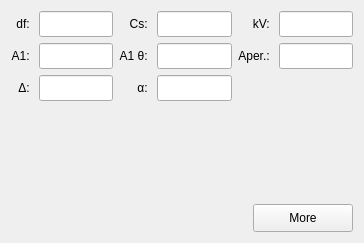
Old version of the form src/gui/frames/aberrationframe.ui in the repository JJPPeters/clTEM.
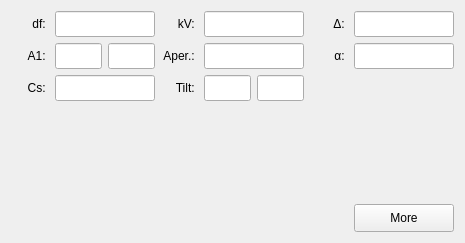
New version of the form. Custom widgets are drawn as their Qt base class.

Commit message: Added beam tilt and aperture smoothing to ui

Patch:
```diff
--- a/src/gui/frames/aberrationframe.ui
+++ b/src/gui/frames/aberrationframe.ui
@@ -6,33 +6,20 @@
    <rect>
     <x>0</x>
     <y>0</y>
-    <width>364</width>
+    <width>465</width>
     <height>243</height>
    </rect>
   </property>
+  <property name="minimumSize">
+   <size>
+    <width>0</width>
+    <height>0</height>
+   </size>
+  </property>
   <property name="windowTitle">
    <string>Form</string>
   </property>
   <layout class="QGridLayout" name="gridLayout">
-   <item row="0" column="5">
-    <widget class="EditUnitsBox" name="edtVoltage">
-     <property name="minimumSize">
-      <size>
-       <width>0</width>
-       <height>26</height>
-      </size>
-     </property>
-     <property name="maximumSize">
-      <size>
-       <width>100</width>
-       <height>16777215</height>
-      </size>
-     </property>
-     <property name="text">
-      <string/>
-     </property>
-    </widget>
-   </item>
    <item row="0" column="0">
     <widget class="QLabel" name="label_1">
      <property name="text">
@@ -43,94 +30,20 @@
      </property>
     </widget>
    </item>
-   <item row="0" column="1">
-    <widget class="EditUnitsBox" name="edtDefocus">
-     <property name="minimumSize">
-      <size>
-       <width>0</width>
-       <height>26</height>
-      </size>
+   <item row="3" column="4">
+    <spacer name="verticalSpacer">
+     <property name="orientation">
+      <enum>Qt::Vertical</enum>
      </property>
-     <property name="maximumSize">
+     <property name="sizeHint" stdset="0">
       <size>
-       <width>100</width>
-       <height>16777215</height>
-      </size>
-     </property>
-     <property name="text">
-      <string/>
-     </property>
-    </widget>
-   </item>
-   <item row="0" column="2">
-    <widget class="QLabel" name="label_4">
-     <property name="text">
-      <string>Cs: </string>
-     </property>
-     <property name="alignment">
-      <set>Qt::AlignRight|Qt::AlignTrailing|Qt::AlignVCenter</set>
-     </property>
-    </widget>
-   </item>
-   <item row="0" column="3">
-    <widget class="EditUnitsBox" name="edtSphere">
-     <property name="minimumSize">
-      <size>
        <width>0</width>
-       <height>26</height>
+       <height>0</height>
       </size>
      </property>
-     <property name="maximumSize">
-      <size>
-       <width>100</width>
-       <height>16777215</height>
-      </size>
-     </property>
-     <property name="text">
-      <string/>
-     </property>
-    </widget>
+    </spacer>
    </item>
-   <item row="0" column="4">
-    <widget class="QLabel" name="label_8">
-     <property name="text">
-      <string>kV: </string>
-     </property>
-     <property name="alignment">
-      <set>Qt::AlignRight|Qt::AlignTrailing|Qt::AlignVCenter</set>
-     </property>
-    </widget>
-   </item>
-   <item row="2" column="3">
-    <widget class="EditUnitsBox" name="edtConverge">
-     <property name="minimumSize">
-      <size>
-       <width>0</width>
-       <height>26</height>
-      </size>
-     </property>
-     <property name="maximumSize">
-      <size>
-       <width>100</width>
-       <height>16777215</height>
-      </size>
-     </property>
-     <property name="text">
-      <string/>
-     </property>
-    </widget>
-   </item>
-   <item row="1" column="2">
-    <widget class="QLabel" name="label_5">
-     <property name="text">
-      <string>A1 θ: </string>
-     </property>
-     <property name="alignment">
-      <set>Qt::AlignRight|Qt::AlignTrailing|Qt::AlignVCenter</set>
-     </property>
-    </widget>
-   </item>
-   <item row="4" column="0" colspan="6">
+   <item row="4" column="0" colspan="8">
     <layout class="QHBoxLayout" name="horizontalLayout">
      <item>
       <spacer name="hSpacer">
@@ -166,16 +79,6 @@
      </item>
     </layout>
    </item>
-   <item row="2" column="2">
-    <widget class="QLabel" name="label_6">
-     <property name="text">
-      <string>α: </string>
-     </property>
-     <property name="alignment">
-      <set>Qt::AlignRight|Qt::AlignTrailing|Qt::AlignVCenter</set>
-     </property>
-    </widget>
-   </item>
    <item row="1" column="0">
     <widget class="QLabel" name="label_2">
      <property name="text">
@@ -186,27 +89,14 @@
      </property>
     </widget>
    </item>
-   <item row="2" column="1">
-    <widget class="EditUnitsBox" name="edtDelta">
-     <property name="minimumSize">
-      <size>
-       <width>0</width>
-       <height>26</height>
-      </size>
+   <item row="2" column="4">
+    <widget class="EditUnitsBox" name="edtBeamTilt">
+     <property name="sizePolicy">
+      <sizepolicy hsizetype="Ignored" vsizetype="Fixed">
+       <horstretch>0</horstretch>
+       <verstretch>0</verstretch>
+      </sizepolicy>
      </property>
-     <property name="maximumSize">
-      <size>
-       <width>100</width>
-       <height>16777215</height>
-      </size>
-     </property>
-     <property name="text">
-      <string/>
-     </property>
-    </widget>
-   </item>
-   <item row="1" column="5">
-    <widget class="EditUnitsBox" name="edtAperture">
      <property name="minimumSize">
       <size>
        <width>0</width>
@@ -215,26 +105,7 @@
      </property>
      <property name="maximumSize">
       <size>
-       <width>100</width>
-       <height>16777215</height>
-      </size>
-     </property>
-     <property name="text">
-      <string/>
-     </property>
-    </widget>
-   </item>
-   <item row="1" column="1">
-    <widget class="EditUnitsBox" name="edtStigMag">
-     <property name="minimumSize">
-      <size>
-       <width>0</width>
-       <height>26</height>
-      </size>
-     </property>
-     <property name="maximumSize">
-      <size>
-       <width>100</width>
+       <width>47</width>
        <height>16777215</height>
       </size>
      </property>
@@ -244,16 +115,16 @@
     </widget>
    </item>
    <item row="2" column="0">
-    <widget class="QLabel" name="label_3">
+    <widget class="QLabel" name="label_4">
      <property name="text">
-      <string>Δ: </string>
+      <string>Cs: </string>
      </property>
      <property name="alignment">
       <set>Qt::AlignRight|Qt::AlignTrailing|Qt::AlignVCenter</set>
      </property>
     </widget>
    </item>
-   <item row="1" column="4">
+   <item row="1" column="3">
     <widget class="QLabel" name="label_7">
      <property name="text">
       <string>Aper.: </string>
@@ -263,8 +134,53 @@
      </property>
     </widget>
    </item>
-   <item row="1" column="3">
+   <item row="1" column="6">
+    <widget class="QLabel" name="label_6">
+     <property name="text">
+      <string>α: </string>
+     </property>
+     <property name="alignment">
+      <set>Qt::AlignRight|Qt::AlignTrailing|Qt::AlignVCenter</set>
+     </property>
+    </widget>
+   </item>
+   <item row="0" column="3">
+    <widget class="QLabel" name="label_8">
+     <property name="text">
+      <string>kV: </string>
+     </property>
+     <property name="alignment">
+      <set>Qt::AlignRight|Qt::AlignTrailing|Qt::AlignVCenter</set>
+     </property>
+    </widget>
+   </item>
+   <item row="1" column="7">
+    <widget class="EditUnitsBox" name="edtConverge">
+     <property name="minimumSize">
+      <size>
+       <width>0</width>
+       <height>26</height>
+      </size>
+     </property>
+     <property name="maximumSize">
+      <size>
+       <width>100</width>
+       <height>16777215</height>
+      </size>
+     </property>
+     <property name="text">
+      <string/>
+     </property>
+    </widget>
+   </item>
+   <item row="1" column="2">
     <widget class="EditUnitsBox" name="edtStigAng">
+     <property name="sizePolicy">
+      <sizepolicy hsizetype="Ignored" vsizetype="Fixed">
+       <horstretch>0</horstretch>
+       <verstretch>0</verstretch>
+      </sizepolicy>
+     </property>
      <property name="minimumSize">
       <size>
        <width>0</width>
@@ -273,6 +189,50 @@
      </property>
      <property name="maximumSize">
       <size>
+       <width>47</width>
+       <height>16777215</height>
+      </size>
+     </property>
+     <property name="text">
+      <string/>
+     </property>
+    </widget>
+   </item>
+   <item row="1" column="1">
+    <widget class="EditUnitsBox" name="edtStigMag">
+     <property name="sizePolicy">
+      <sizepolicy hsizetype="Ignored" vsizetype="Fixed">
+       <horstretch>0</horstretch>
+       <verstretch>0</verstretch>
+      </sizepolicy>
+     </property>
+     <property name="minimumSize">
+      <size>
+       <width>0</width>
+       <height>26</height>
+      </size>
+     </property>
+     <property name="maximumSize">
+      <size>
+       <width>47</width>
+       <height>16777215</height>
+      </size>
+     </property>
+     <property name="text">
+      <string/>
+     </property>
+    </widget>
+   </item>
+   <item row="0" column="1" colspan="2">
+    <widget class="EditUnitsBox" name="edtDefocus">
+     <property name="minimumSize">
+      <size>
+       <width>0</width>
+       <height>26</height>
+      </size>
+     </property>
+     <property name="maximumSize">
+      <size>
        <width>100</width>
        <height>16777215</height>
       </size>
@@ -282,18 +242,126 @@
      </property>
     </widget>
    </item>
-   <item row="3" column="3">
-    <spacer name="verticalSpacer">
-     <property name="orientation">
-      <enum>Qt::Vertical</enum>
+   <item row="0" column="7">
+    <widget class="EditUnitsBox" name="edtDelta">
+     <property name="minimumSize">
+      <size>
+       <width>0</width>
+       <height>26</height>
+      </size>
      </property>
-     <property name="sizeHint" stdset="0">
+     <property name="maximumSize">
       <size>
+       <width>100</width>
+       <height>16777215</height>
+      </size>
+     </property>
+     <property name="text">
+      <string/>
+     </property>
+    </widget>
+   </item>
+   <item row="2" column="3">
+    <widget class="QLabel" name="label_5">
+     <property name="text">
+      <string>Tilt: </string>
+     </property>
+     <property name="alignment">
+      <set>Qt::AlignRight|Qt::AlignTrailing|Qt::AlignVCenter</set>
+     </property>
+    </widget>
+   </item>
+   <item row="0" column="6">
+    <widget class="QLabel" name="label_3">
+     <property name="text">
+      <string>Δ: </string>
+     </property>
+     <property name="alignment">
+      <set>Qt::AlignRight|Qt::AlignTrailing|Qt::AlignVCenter</set>
+     </property>
+    </widget>
+   </item>
+   <item row="2" column="5">
+    <widget class="EditUnitsBox" name="edtBeamAzimuth">
+     <property name="sizePolicy">
+      <sizepolicy hsizetype="Ignored" vsizetype="Fixed">
+       <horstretch>0</horstretch>
+       <verstretch>0</verstretch>
+      </sizepolicy>
+     </property>
+     <property name="minimumSize">
+      <size>
        <width>0</width>
-       <height>0</height>
+       <height>26</height>
       </size>
      </property>
-    </spacer>
+     <property name="maximumSize">
+      <size>
+       <width>47</width>
+       <height>16777215</height>
+      </size>
+     </property>
+     <property name="text">
+      <string/>
+     </property>
+    </widget>
+   </item>
+   <item row="1" column="4" colspan="2">
+    <widget class="EditUnitsBox" name="edtAperture">
+     <property name="minimumSize">
+      <size>
+       <width>0</width>
+       <height>26</height>
+      </size>
+     </property>
+     <property name="maximumSize">
+      <size>
+       <width>100</width>
+       <height>16777215</height>
+      </size>
+     </property>
+     <property name="text">
+      <string/>
+     </property>
+    </widget>
+   </item>
+   <item row="0" column="4" colspan="2">
+    <widget class="EditUnitsBox" name="edtVoltage">
+     <property name="minimumSize">
+      <size>
+       <width>0</width>
+       <height>26</height>
+      </size>
+     </property>
+     <property name="maximumSize">
+      <size>
+       <width>100</width>
+       <height>16777215</height>
+      </size>
+     </property>
+     <property name="text">
+      <string/>
+     </property>
+    </widget>
+   </item>
+   <item row="2" column="1" colspan="2">
+    <widget class="EditUnitsBox" name="edtSphere">
+     <property name="minimumSize">
+      <size>
+       <width>0</width>
+       <height>26</height>
+      </size>
+     </property>
+     <property name="maximumSize">
+      <size>
+       <width>100</width>
+       <height>16777215</height>
+      </size>
+     </property>
+     <property name="text">
+      <string/>
+     </property>
+    </widget>
    </item>
   </layout>
  </widget>
```
The commit also changes 9 other files.
